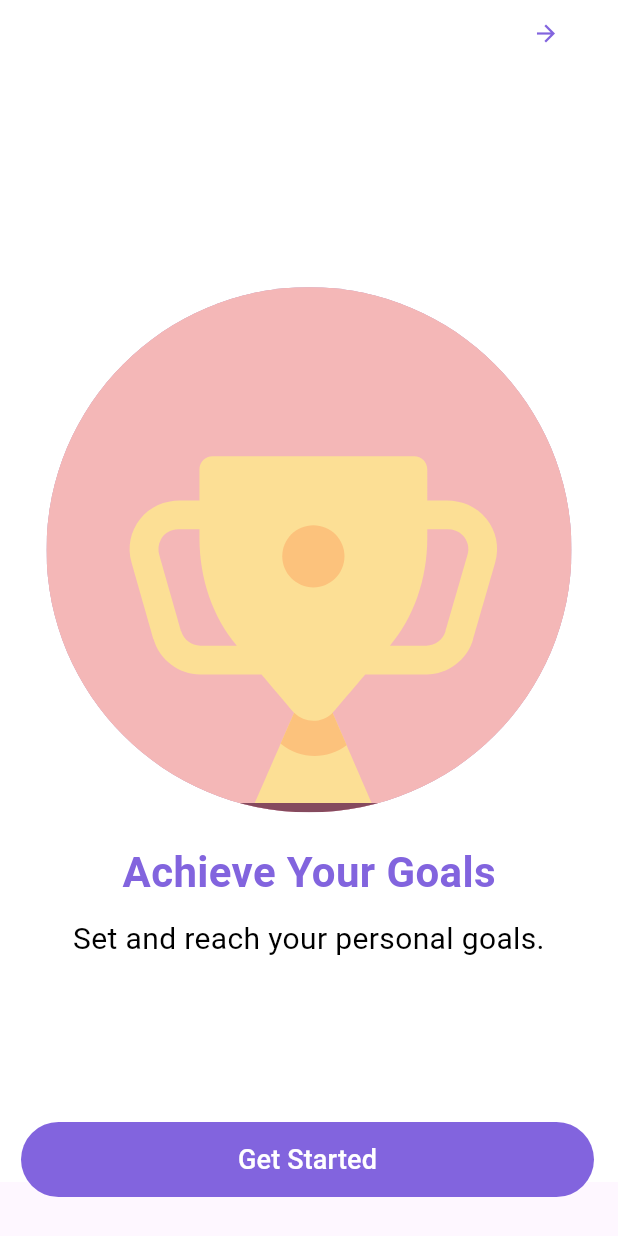
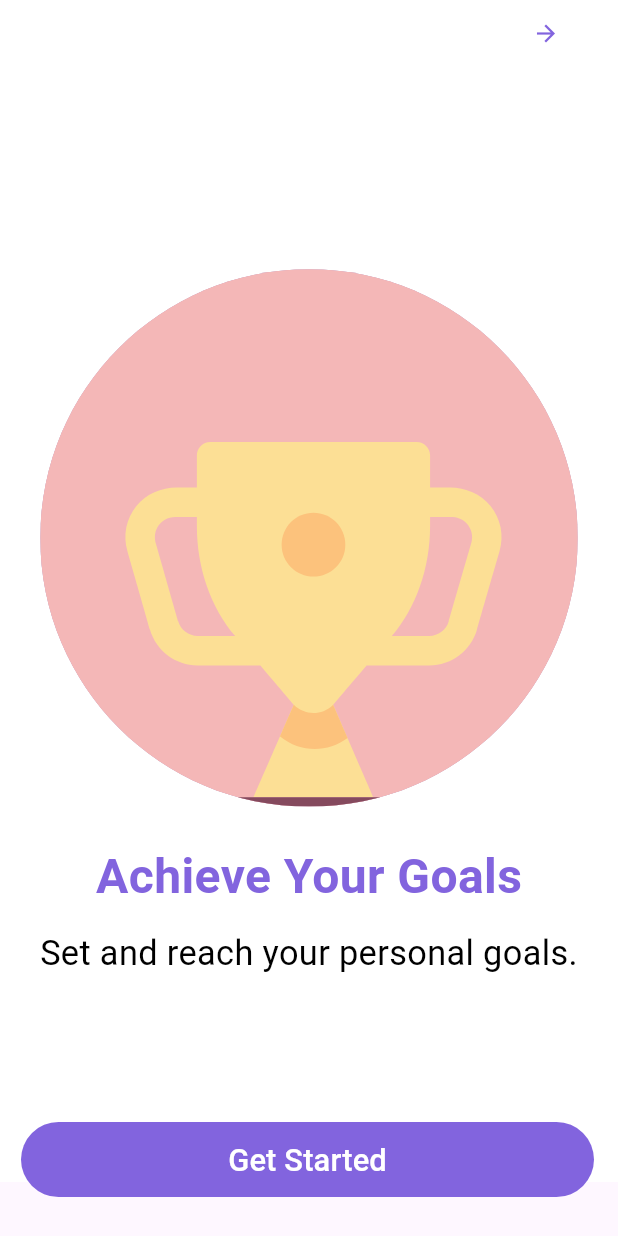
Before and after one commit to EsAm1973/Habit-Tracking, a Flutter app: the screen it shows after launch, after a tap on "Skip", on a phone screen of 412 x 824 dp. Run offline on Flutter 3.47's test engine with Material 3 defaults, Android fonts, the phone set to English and light mode, and no system bars; drawn by our look-alikes of flutter_onboarding_slider; our stand-ins replace cloud_firestore, firebase_auth, firebase_core, fl_chart, flutter_screenutil, lottie; accounts and stored records are empty; project files that could hold a hidden picture were left out.

Commit message:
splash&onboarding

```diff
--- a/lib/screens/onboardig_screen.dart
+++ b/lib/screens/onboardig_screen.dart
@@ -1,6 +1,7 @@
 import 'package:flutter/cupertino.dart';
 import 'package:flutter/material.dart';
 import 'package:flutter_onboarding_slider/flutter_onboarding_slider.dart';
+import 'package:flutter_screenutil/flutter_screenutil.dart';
 import 'package:habit_tracking/screens/home_page.dart';
 import '../classes/colors.dart';
 import '../widgets/custom_container.dart';
@@ -16,14 +17,14 @@ class OnboardingScreen extends StatelessWidget {
         finishButtonText: 'Get Started',
         finishButtonStyle: FinishButtonStyle(backgroundColor: MyColors.purple,shape: RoundedRectangleBorder(borderRadius: BorderRadius.circular(32),)),
         finishButtonTextStyle: TextStyle(
-          fontSize: 18,
+          fontSize: 18.sp,
           color: Colors.white,
         ),
         skipTextButton: Text(
           'Skip',
           style: TextStyle(
             color: MyColors.purple,
-            fontSize: 16,
+            fontSize: 16.sp,
           ),
         ),
         trailing: Icon(
--- a/lib/screens/splash_screen.dart
+++ b/lib/screens/splash_screen.dart
@@ -1,4 +1,5 @@
 import 'package:flutter/material.dart';
+import 'package:flutter_screenutil/flutter_screenutil.dart';
 import 'package:lottie/lottie.dart';
 
 import 'Onboardig_screen.dart';
@@ -33,7 +34,7 @@ class _SplashScreenState extends State<SplashScreen> {
         children: [
           Center(
             child: Container(
-              height: 300,
+              height: 300.h,
               child: Lottie.asset('assets/Animation - 1728606717399.json'),
             ),
           ),
@@ -51,7 +52,7 @@ class _SplashScreenState extends State<SplashScreen> {
                 child: Text(
                   "Habit Hive",
                   style: TextStyle(
-                    fontSize: 32,
+                    fontSize: 32.sp,
                     fontWeight: FontWeight.bold,
                     color: Colors.white,
                     decoration: TextDecoration.none, // Ensure no underline
--- a/lib/widgets/onboarding_build_page.dart
+++ b/lib/widgets/onboarding_build_page.dart
@@ -1,5 +1,6 @@
 import 'package:flutter/cupertino.dart';
 import 'package:flutter/material.dart';
+import 'package:flutter_screenutil/flutter_screenutil.dart';
 import 'package:lottie/lottie.dart';
 
 import '../classes/colors.dart';
@@ -16,19 +17,19 @@ Widget buildPage({
       children: [
         Lottie.asset(
           image,
-          height: 350, // Ensure consistent height
+          height: 300.h, // Ensure consistent height
           fit: BoxFit.cover, // Use BoxFit.cover or BoxFit.contain
         ),
-        SizedBox(height: 20),
+        SizedBox(height: 20.h),
         Text(
           title,
-          style: TextStyle(fontSize: 28, fontWeight: FontWeight.bold,color:MyColors.purple ),
+          style: TextStyle(fontSize: 28.sp, fontWeight: FontWeight.bold,color:MyColors.purple ),
         ),
-        SizedBox(height: 10),
+        SizedBox(height: 10.h),
         Text(
           description,
           textAlign: TextAlign.center,
-          style: TextStyle(fontSize: 20, color: Colors.black),
+          style: TextStyle(fontSize: 20.sp, color: Colors.black),
         ),
       ],
     ),
--- a/pubspec.yaml
+++ b/pubspec.yaml
@@ -50,6 +50,7 @@ dependencies:
   flutter_native_splash:
   flutter_onboarding_slider:
   lottie:
+  flutter_screenutil:
 
 
 dev_dependencies:
```
Also changed, not shown: pubspec.lock.
